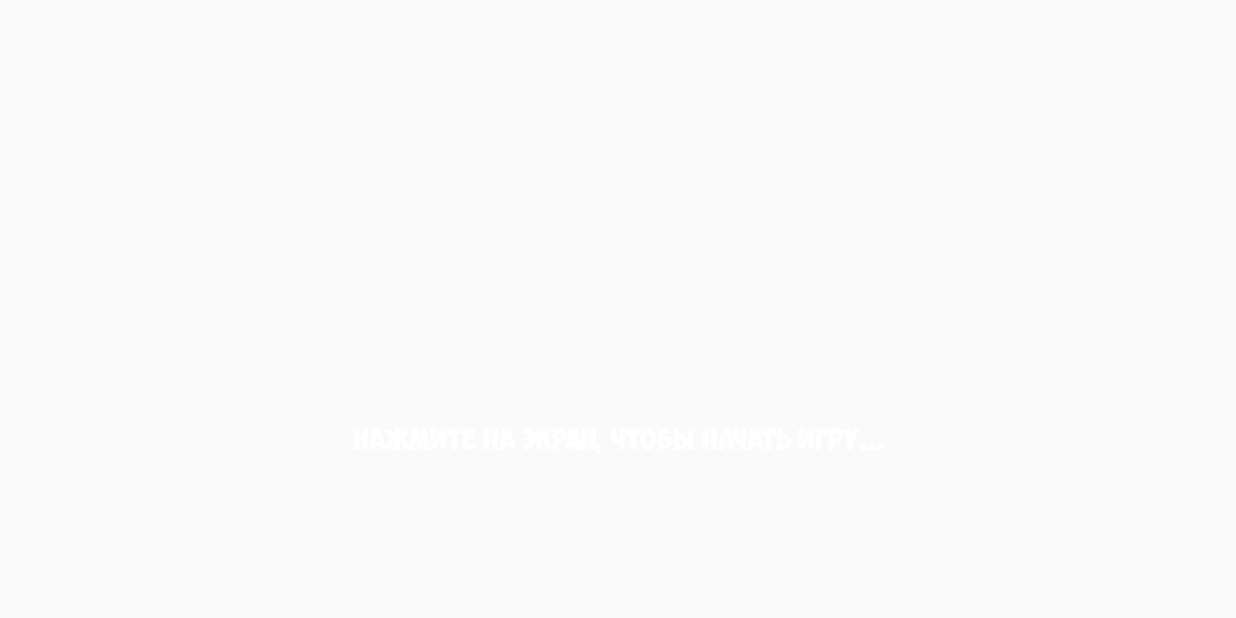
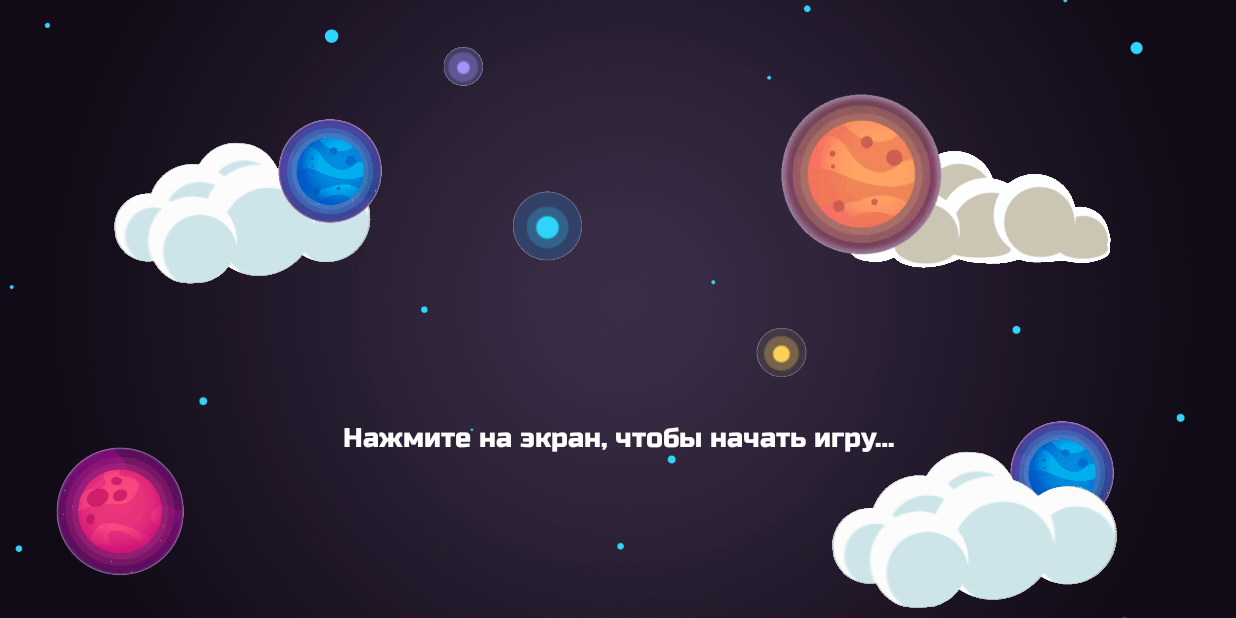
Before and after one commit to MoonShineTeam/FlyToSpace, an Android app: the screen it shows after launch (StartScreen), on a phone screen of 824 x 412 dp (held sideways). Before the commit the screen is empty. Run offline under Robolectric (Android 15) with nearby library versions, the phone set to English and light mode, and no system bars.

Commit message:
upgraded start_screen view & animation

```diff
--- a/app/src/main/java/ru/moonshine/flytospace/StartScreen.java
+++ b/app/src/main/java/ru/moonshine/flytospace/StartScreen.java
@@ -12,6 +12,8 @@ import android.view.Window;
 import android.view.WindowManager;
 import android.view.animation.Animation;
 import android.view.animation.AnimationUtils;
+import android.view.animation.ScaleAnimation;
+import android.widget.TextView;
 
 public class StartScreen extends AppCompatActivity {
 
@@ -26,9 +28,12 @@ public class StartScreen extends AppCompatActivity {
 
         Animation animation = AnimationUtils.loadAnimation(this, R.anim.fade_in);
         animation.setStartOffset(0);
-        animation.setDuration(1000);
-        View bg = findViewById(R.id.start_screen_layout);
+        animation.setDuration(500);
+        View bg = findViewById(R.id.BGLayout);
         bg.startAnimation(animation);
+
+        TextView textView = findViewById(R.id.tapToContinueText);
+        textView.startAnimation(tapToContinueScaleAnimation());
     }
 
     public void bgLayoutOnClick(View view) {
@@ -40,8 +45,10 @@ public class StartScreen extends AppCompatActivity {
             Button btnStart = findViewById(R.id.btnStart);
             btnStart.startAnimation(animation);
          */
+        TextView textView = findViewById(R.id.tapToContinueText);
         Bundle bundle = option.toBundle();
         startActivity(intent, bundle);
+        textView.clearAnimation();
     }
 
     @Override
@@ -58,4 +65,21 @@ public class StartScreen extends AppCompatActivity {
                 }).create().show();
     }
 
+    @Override
+    protected void onRestart() {
+        TextView textView = findViewById(R.id.tapToContinueText);
+        textView.startAnimation(tapToContinueScaleAnimation());
+        super.onRestart();
+    }
+
+    private Animation tapToContinueScaleAnimation() {
+        Animation anim = new ScaleAnimation(1,0.9f,
+                1,0.9f,
+                ScaleAnimation.RELATIVE_TO_SELF, 0.5f,
+                ScaleAnimation.RELATIVE_TO_SELF,0.5f);
+        anim.setDuration(1000);
+        anim.setRepeatMode(Animation.REVERSE);
+        anim.setRepeatCount(Animation.INFINITE);
+        return anim;
+    }
 }
--- a/app/src/main/res/anim/fade_in.xml
+++ b/app/src/main/res/anim/fade_in.xml
@@ -1,7 +1,6 @@
 <?xml version="1.0" encoding="utf-8"?>
 <set xmlns:android="http://schemas.android.com/apk/res/android"
     android:duration="400"
-    android:startOffset="250"
     android:shareInterpolator="false">
     <alpha
         android:fromAlpha="0.0"
--- a/app/src/main/res/anim/fade_out.xml
+++ b/app/src/main/res/anim/fade_out.xml
@@ -1,7 +1,6 @@
 <?xml version="1.0" encoding="utf-8"?>
 <set xmlns:android="http://schemas.android.com/apk/res/android"
     android:duration="400"
-    android:startOffset="250"
     android:shareInterpolator="false">
     <alpha
         android:fromAlpha="1.0"
--- a/app/src/main/res/layout/game_map.xml
+++ b/app/src/main/res/layout/game_map.xml
@@ -7,22 +7,36 @@
     android:orientation="horizontal"
     tools:context=".GameMap">
 
+    <HorizontalScrollView
+        android:layout_width="match_parent"
+        android:layout_height="match_parent"
+        android:scrollbarSize="0dp">
+
         <LinearLayout
             android:layout_width="wrap_content"
-        android:layout_height="wrap_content"
-        android:layout_gravity="center"
-        android:orientation="horizontal"
-        app:layout_constraintBottom_toBottomOf="parent"
-        app:layout_constraintEnd_toEndOf="parent"
-        app:layout_constraintStart_toStartOf="parent"
-        app:layout_constraintTop_toTopOf="parent">
+            android:layout_height="match_parent"
+            android:orientation="horizontal">
 
             <TextView
                 android:id="@+id/game_map"
-            android:layout_width="match_parent"
-            android:layout_height="match_parent"
+                android:layout_width="wrap_content"
+                android:layout_height="wrap_content"
                 android:text="@string/game_map"
                 android:textAppearance="@style/MainMenuText" />
+
+            <ImageView
+                android:id="@+id/imageView"
+                android:layout_width="wrap_content"
+                android:layout_height="wrap_content"
+                app:srcCompat="@drawable/blue_planet" />
+
+            <ImageView
+                android:id="@+id/imageView2"
+                android:layout_width="wrap_content"
+                android:layout_height="wrap_content"
+                android:layout_weight="1"
+                app:srcCompat="@drawable/red_planet" />
         </LinearLayout>
+    </HorizontalScrollView>
 
 </androidx.constraintlayout.widget.ConstraintLayout>
--- a/app/src/main/res/layout/main_menu.xml
+++ b/app/src/main/res/layout/main_menu.xml
@@ -72,7 +72,7 @@
             app:layout_constraintTop_toBottomOf="@+id/StartGameLayout">
 
             <ImageView
-                android:id="@+id/orange_planet"
+                android:id="@+id/orange_planet1"
                 android:layout_width="75dp"
                 android:layout_height="75dp"
                 android:contentDescription="@string/bg_main_menu"
@@ -89,9 +89,9 @@
                 android:text="@string/continue_game"
                 android:textAppearance="@style/MainMenuText"
                 android:textColor="@color/orange"
-                app:layout_constraintBottom_toBottomOf="@+id/orange_planet"
-                app:layout_constraintStart_toStartOf="@+id/orange_planet"
-                app:layout_constraintTop_toTopOf="@+id/orange_planet" />
+                app:layout_constraintBottom_toBottomOf="@+id/orange_planet1"
+                app:layout_constraintStart_toStartOf="@+id/orange_planet1"
+                app:layout_constraintTop_toTopOf="@+id/orange_planet1" />
 
         </androidx.constraintlayout.widget.ConstraintLayout>
 
--- a/app/src/main/res/layout/start_screen.xml
+++ b/app/src/main/res/layout/start_screen.xml
@@ -8,8 +8,8 @@
     android:orientation="horizontal"
     tools:context=".StartScreen">
 
-    <RelativeLayout
-        android:id="@+id/start_screen_layout"
+    <androidx.constraintlayout.widget.ConstraintLayout
+        android:id="@+id/BGLayout"
         android:layout_width="match_parent"
         android:layout_height="match_parent">
 
@@ -23,158 +23,177 @@
 
         <ImageView
             android:id="@+id/bg_lights"
-            android:layout_width="match_parent"
-            android:layout_height="match_parent"
+            android:layout_width="274dp"
+            android:layout_height="239dp"
+            android:layout_marginBottom="130dp"
             android:contentDescription="@string/bg_start_screen"
             android:scaleType="centerInside"
-            android:src="@drawable/bg_lights" />
+            android:src="@drawable/bg_lights"
+            app:layout_constraintBottom_toBottomOf="parent"
+            app:layout_constraintEnd_toEndOf="@+id/bg"
+            app:layout_constraintStart_toStartOf="@+id/bg"
+            app:layout_constraintTop_toTopOf="@+id/bg" />
+    </androidx.constraintlayout.widget.ConstraintLayout>
 
-        <RelativeLayout
-            android:id="@+id/planets"
-            android:layout_width="match_parent"
-            android:layout_height="match_parent">
+    <androidx.constraintlayout.widget.ConstraintLayout
+        android:id="@+id/TextLayout"
+        android:layout_width="wrap_content"
+        android:layout_height="wrap_content"
+        app:layout_constraintBottom_toBottomOf="@+id/BGLayout"
+        app:layout_constraintEnd_toEndOf="@+id/BGLayout"
+        app:layout_constraintStart_toStartOf="@+id/BGLayout"
+        app:layout_constraintTop_toTopOf="parent"
+        app:layout_constraintVertical_bias="0.75">
 
-            <ImageView
-                android:id="@+id/red_planet"
-                android:layout_width="150dp"
-                android:layout_height="150dp"
-                android:layout_alignParentStart="true"
-                android:layout_alignParentTop="true"
-                android:layout_alignParentEnd="true"
-                android:layout_alignParentBottom="true"
-                android:layout_marginStart="172dp"
-                android:layout_marginTop="39dp"
-                android:layout_marginEnd="409dp"
-                android:layout_marginBottom="222dp"
-                android:contentDescription="@string/bg_start_screen"
-                app:srcCompat="@drawable/red_planet" />
+        <TextView
+            android:id="@+id/tapToContinueText"
+            android:layout_width="457dp"
+            android:layout_height="38dp"
+            android:fontFamily="@font/russo_one"
+            android:text="@string/tapToContinue"
+            android:textAlignment="center"
+            android:textAllCaps="false"
+            android:textColor="@color/white"
+            android:textSize="18sp"
+            app:layout_constraintStart_toStartOf="parent"
+            app:layout_constraintTop_toTopOf="parent" />
 
-            <ImageView
-                android:id="@+id/bluePlanet"
-                android:layout_width="200dp"
-                android:layout_height="200dp"
-                android:layout_alignParentStart="true"
-                android:layout_alignParentTop="true"
-                android:layout_alignParentEnd="true"
-                android:layout_alignParentBottom="true"
-                android:layout_marginStart="533dp"
-                android:layout_marginTop="230dp"
-                android:layout_marginEnd="-2dp"
-                android:layout_marginBottom="-19dp"
-                android:contentDescription="@string/bg_start_screen"
-                app:srcCompat="@drawable/blue_planet" />
+    </androidx.constraintlayout.widget.ConstraintLayout>
 
-            <ImageView
-                android:id="@+id/orange_planet_left"
-                android:layout_width="300dp"
-                android:layout_height="300dp"
-                android:layout_alignParentStart="true"
-                android:layout_alignParentTop="true"
-                android:layout_alignParentEnd="true"
-                android:layout_marginStart="12dp"
-                android:layout_marginTop="244dp"
-                android:layout_marginEnd="432dp"
-                android:layout_marginBottom="-27dp"
-                android:contentDescription="@string/bg_start_screen"
-                app:srcCompat="@drawable/orange_planet" />
-
-            <ImageView
-                android:id="@+id/orange_planet_right"
-                android:layout_width="250dp"
-                android:layout_height="250dp"
-                android:layout_alignParentStart="true"
-                android:layout_alignParentTop="true"
-                android:layout_alignParentEnd="true"
-                android:layout_alignParentBottom="true"
-                android:layout_marginStart="438dp"
-                android:layout_marginTop="-50dp"
-                android:layout_marginEnd="42dp"
-                android:layout_marginBottom="210dp"
-                android:contentDescription="@string/bg_start_screen"
-                app:srcCompat="@drawable/orange_planet" />
-
-        </RelativeLayout>
-
-        <RelativeLayout
-            android:id="@+id/clouds"
-            android:layout_width="match_parent"
-            android:layout_height="match_parent">
+    <androidx.constraintlayout.widget.ConstraintLayout
+        android:id="@+id/TopRightCorner"
+        android:layout_width="wrap_content"
+        android:layout_height="wrap_content"
+        android:layout_marginStart="240dp"
+        android:layout_marginBottom="50dp"
+        app:layout_constraintBottom_toTopOf="@+id/TextLayout"
+        app:layout_constraintEnd_toEndOf="parent"
+        app:layout_constraintStart_toStartOf="@+id/TextLayout"
+        app:layout_constraintTop_toTopOf="parent">
 
         <ImageView
             android:id="@+id/grey_cloud1"
-                android:layout_width="300dp"
+            android:layout_width="200dp"
+            android:layout_height="100dp"
+            android:layout_marginStart="50dp"
+            android:layout_marginTop="50dp"
+            android:contentDescription="@string/bg_start_screen"
+            app:layout_constraintBottom_toBottomOf="@+id/orange_planet1"
+            app:layout_constraintEnd_toEndOf="parent"
+            app:layout_constraintStart_toStartOf="@+id/orange_planet1"
+            app:layout_constraintTop_toTopOf="@+id/orange_planet1"
+            app:srcCompat="@drawable/bg_clouds_grey" />
+
+        <ImageView
+            android:id="@+id/orange_planet1"
+            android:layout_width="150dp"
             android:layout_height="150dp"
-                android:layout_alignParentTop="true"
-                android:layout_alignParentEnd="true"
-                android:layout_alignParentBottom="true"
-                android:layout_marginTop="301dp"
-                android:layout_marginEnd="362dp"
-                android:layout_marginBottom="-40dp"
             android:contentDescription="@string/bg_start_screen"
-                app:srcCompat="@drawable/bg_clouds_grey" />
+            app:layout_constraintStart_toStartOf="parent"
+            app:layout_constraintTop_toTopOf="parent"
+            app:srcCompat="@drawable/orange_planet" />
+
+    </androidx.constraintlayout.widget.ConstraintLayout>
+
+    <androidx.constraintlayout.widget.ConstraintLayout
+        android:id="@+id/TopLeftCorner"
+        android:layout_width="wrap_content"
+        android:layout_height="wrap_content"
+        android:layout_marginEnd="300dp"
+        android:layout_marginBottom="20dp"
+        app:layout_constraintBottom_toTopOf="@+id/TextLayout"
+        app:layout_constraintEnd_toEndOf="@+id/TextLayout"
+        app:layout_constraintStart_toStartOf="parent"
+        app:layout_constraintTop_toTopOf="parent">
+
+        <ImageView
+            android:id="@+id/white_cloud1"
+            android:layout_width="180dp"
+            android:layout_height="108dp"
+            android:layout_marginTop="60dp"
+            android:layout_marginEnd="20dp"
+            android:contentDescription="@string/bg_start_screen"
+            app:layout_constraintBottom_toBottomOf="@+id/blue_planet"
+            app:layout_constraintEnd_toEndOf="@+id/blue_planet"
+            app:layout_constraintStart_toStartOf="parent"
+            app:layout_constraintTop_toTopOf="@+id/blue_planet"
+            app:srcCompat="@drawable/bg_clouds_white" />
+
+        <ImageView
+            android:id="@+id/blue_planet"
+            android:layout_width="100dp"
+            android:layout_height="100dp"
+            android:contentDescription="@string/bg_start_screen"
+            app:layout_constraintEnd_toEndOf="parent"
+            app:layout_constraintTop_toTopOf="parent"
+            app:srcCompat="@drawable/blue_planet" />
+
+    </androidx.constraintlayout.widget.ConstraintLayout>
+
+    <androidx.constraintlayout.widget.ConstraintLayout
+        android:id="@+id/BottomLeftCorner"
+        android:layout_width="wrap_content"
+        android:layout_height="wrap_content"
+        android:layout_marginTop="80dp"
+        android:layout_marginEnd="300dp"
+        app:layout_constraintBottom_toBottomOf="@+id/TextLayout"
+        app:layout_constraintEnd_toEndOf="@+id/TextLayout"
+        app:layout_constraintStart_toStartOf="parent"
+        app:layout_constraintTop_toTopOf="@+id/TextLayout">
 
         <ImageView
             android:id="@+id/grey_cloud2"
             android:layout_width="300dp"
             android:layout_height="150dp"
-                android:layout_alignParentTop="true"
-                android:layout_alignParentEnd="true"
-                android:layout_alignParentBottom="true"
-                android:layout_marginTop="32dp"
-                android:layout_marginEnd="-64dp"
-                android:layout_marginBottom="229dp"
+            android:layout_marginTop="150dp"
             android:contentDescription="@string/bg_start_screen"
+            app:layout_constraintBottom_toBottomOf="@+id/red_planet"
+            app:layout_constraintStart_toStartOf="@+id/red_planet"
+            app:layout_constraintTop_toTopOf="@+id/red_planet"
             app:srcCompat="@drawable/bg_clouds_grey" />
 
         <ImageView
-                android:id="@+id/white_cloud1"
-                android:layout_width="240dp"
-                android:layout_height="144dp"
-                android:layout_alignParentStart="true"
-                android:layout_alignParentTop="true"
-                android:layout_alignParentEnd="true"
-                android:layout_alignParentBottom="true"
-                android:layout_marginStart="449dp"
-                android:layout_marginTop="316dp"
-                android:layout_marginEnd="42dp"
-                android:layout_marginBottom="-49dp"
+            android:id="@+id/red_planet"
+            android:layout_width="120dp"
+            android:layout_height="120dp"
             android:contentDescription="@string/bg_start_screen"
-                app:srcCompat="@drawable/bg_clouds_white" />
+            app:layout_constraintStart_toStartOf="parent"
+            app:layout_constraintTop_toTopOf="parent"
+            app:srcCompat="@drawable/red_planet" />
+    </androidx.constraintlayout.widget.ConstraintLayout>
+
+    <androidx.constraintlayout.widget.ConstraintLayout
+        android:id="@+id/BottomRightLayout"
+        android:layout_width="wrap_content"
+        android:layout_height="wrap_content"
+        android:layout_marginStart="300dp"
+        android:layout_marginTop="80dp"
+        app:layout_constraintBottom_toBottomOf="@+id/TextLayout"
+        app:layout_constraintEnd_toEndOf="parent"
+        app:layout_constraintStart_toStartOf="@+id/TextLayout"
+        app:layout_constraintTop_toTopOf="@+id/TextLayout">
+
+        <ImageView
+            android:id="@+id/blue_planet2"
+            android:layout_width="100dp"
+            android:layout_height="100dp"
+            android:contentDescription="@string/bg_start_screen"
+            app:layout_constraintEnd_toEndOf="parent"
+            app:layout_constraintTop_toTopOf="parent"
+            app:srcCompat="@drawable/blue_planet" />
 
         <ImageView
             android:id="@+id/white_cloud2"
-                android:layout_width="240dp"
-                android:layout_height="144dp"
-                android:layout_alignParentStart="true"
-                android:layout_alignParentTop="true"
-                android:layout_alignParentEnd="true"
-                android:layout_alignParentBottom="true"
-                android:layout_marginStart="76dp"
-                android:layout_marginTop="90dp"
-                android:layout_marginEnd="415dp"
-                android:layout_marginBottom="177dp"
+            android:layout_width="200dp"
+            android:layout_height="120dp"
+            android:layout_marginTop="80dp"
+            android:layout_marginEnd="10dp"
             android:contentDescription="@string/bg_start_screen"
+            app:layout_constraintBottom_toBottomOf="@+id/blue_planet2"
+            app:layout_constraintEnd_toEndOf="@+id/blue_planet2"
+            app:layout_constraintTop_toTopOf="@+id/blue_planet2"
             app:srcCompat="@drawable/bg_clouds_white" />
 
-        </RelativeLayout>
-
-    </RelativeLayout>
-
-    <TextView
-        android:id="@+id/tapToContinueText"
-        android:layout_width="457dp"
-        android:layout_height="38dp"
-        android:fontFamily="@font/obelix_pro"
-        android:lineSpacingExtra="10sp"
-        android:text="@string/tapToContinue"
-        android:textAlignment="center"
-        android:textAllCaps="false"
-        android:textColor="@color/white"
-        android:textSize="14sp"
-        app:layout_constraintBottom_toBottomOf="parent"
-        app:layout_constraintEnd_toEndOf="parent"
-        app:layout_constraintStart_toStartOf="parent"
-        app:layout_constraintTop_toTopOf="parent"
-        app:layout_constraintVertical_bias="0.75" />
+    </androidx.constraintlayout.widget.ConstraintLayout>
 
 </androidx.constraintlayout.widget.ConstraintLayout>
```
Also changed, not shown: app/src/main/res/anim/sparcling.xml (added, +11 -0 lines), app/src/main/res/drawable/bg_clouds_grey.png. Lines whose indentation alone changed are shown as unchanged.
